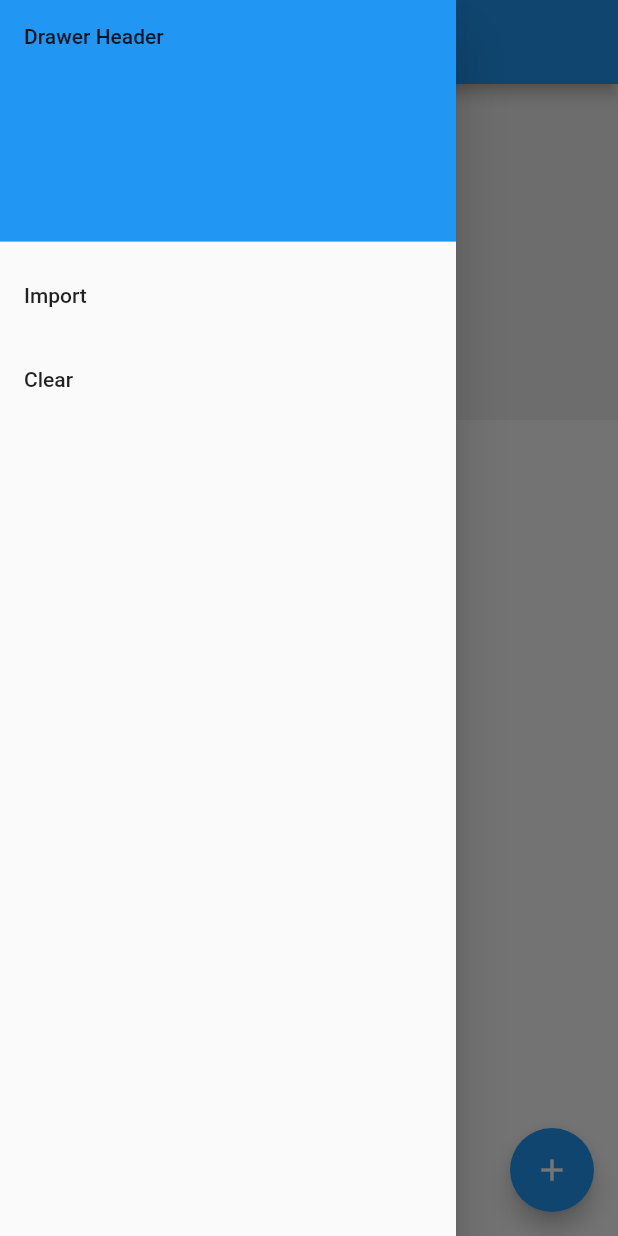
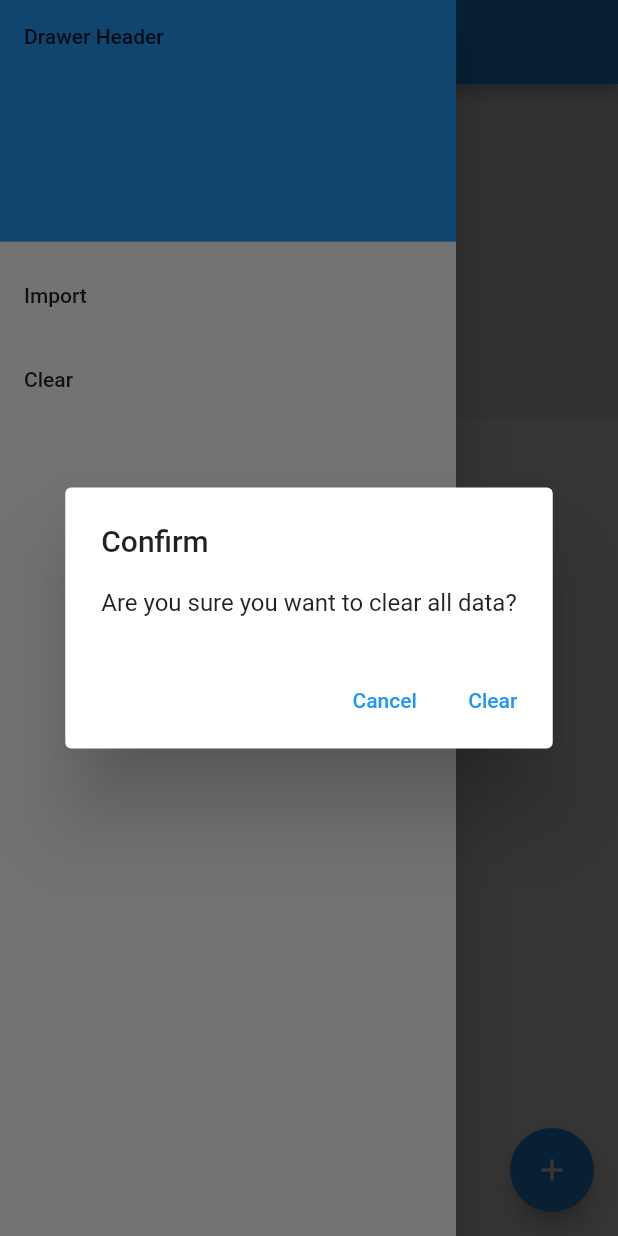
Before and after one commit to carl0967/TodoAndHistoryApp, a Flutter app: the screen it shows after launch, in the side drawer, after a tap on "Clear", on a phone screen of 412 x 824 dp. Run offline on Flutter 3.47's test engine with Material 2 defaults, Android fonts, the phone set to English and light mode, and no system bars; our stand-ins replace file_picker, flutter_riverpod, hooks_riverpod, shared_preferences.

Commit message:
clear時に確認ダイアログを追加

```diff
--- a/lib/view/screen/tab_screen.dart
+++ b/lib/view/screen/tab_screen.dart
@@ -7,6 +7,40 @@ import 'package:src/view/screen/home_screen.dart';
 import '../../provider/task_provider.dart';
 
 class TabScreen extends ConsumerWidget {
+  // データクリアの確認ダイアログを表示するメソッド
+  Future<void> _showClearConfirmationDialog(BuildContext context, WidgetRef ref) async {
+    // showDialog 関数を使用してダイアログを表示
+    final bool confirmed = await showDialog(
+          context: context,
+          builder: (BuildContext context) {
+            return AlertDialog(
+              title: Text('Confirm'),
+              content: Text('Are you sure you want to clear all data?'),
+              actions: <Widget>[
+                TextButton(
+                  child: Text('Cancel'),
+                  onPressed: () {
+                    Navigator.of(context).pop(false); // ダイアログを閉じて false を返す
+                  },
+                ),
+                TextButton(
+                  child: Text('Clear'),
+                  onPressed: () {
+                    Navigator.of(context).pop(true); // ダイアログを閉じて true を返す
+                  },
+                ),
+              ],
+            );
+          },
+        ) ??
+        false; // showDialog が null を返した場合は false とする
+
+    // 確認が取れた場合のみクリア処理を実行
+    if (confirmed) {
+      ref.read(taskListProvider.notifier).clear();
+    }
+  }
+
   @override
   Widget build(BuildContext context, WidgetRef ref) {
     return DefaultTabController(
@@ -53,7 +87,7 @@ class TabScreen extends ConsumerWidget {
               ListTile(
                 title: Text('Clear'),
                 onTap: () {
-                  ref.read(taskListProvider.notifier).clear();
+                  _showClearConfirmationDialog(context, ref);
                 },
               ),
             ],
```
